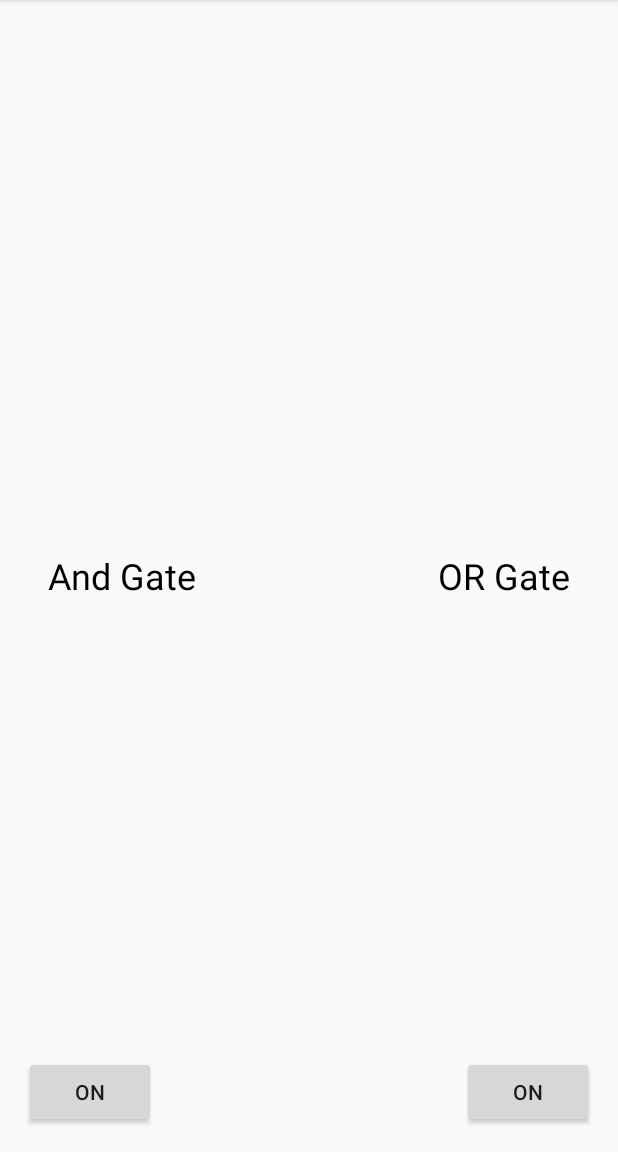
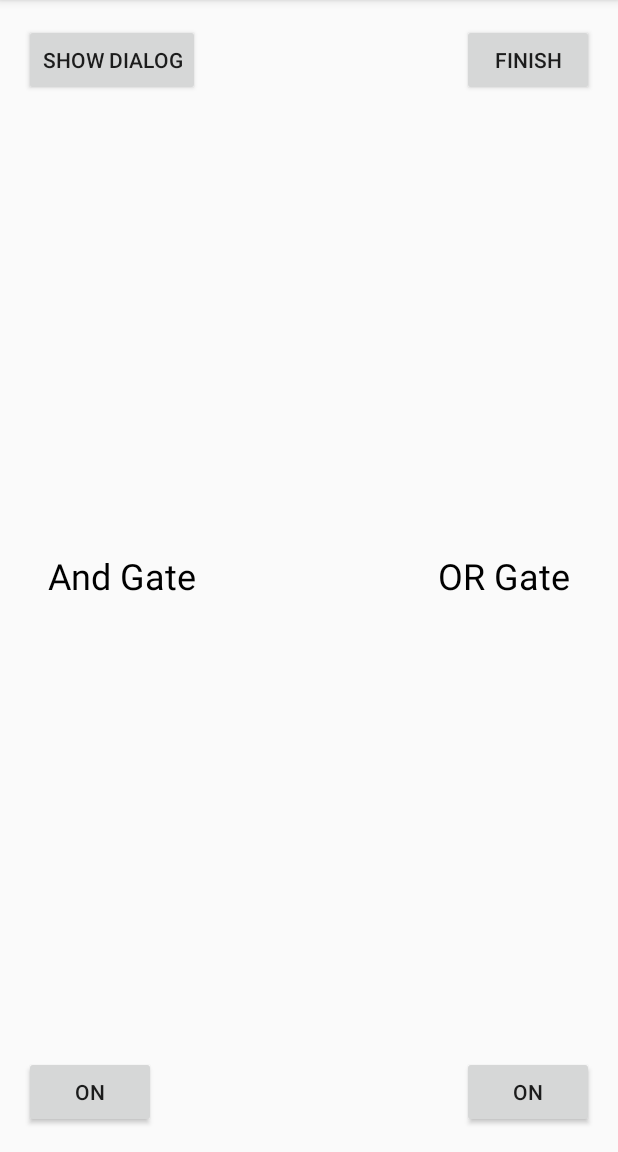
Before and after one commit to GC-Xi/MediatorLiveData-Example, an Android app: the screen it shows after launch (MainActivity), on a phone screen of 412 x 824 dp, the part 84-1236 px from its top. Run offline under Robolectric (Android 15) with nearby library versions, the phone set to English and light mode, and no system bars.

Commit message:
Add navigation

```diff
--- a/app/src/main/java/com/xi_zz/livedataexample/MainActivity.kt
+++ b/app/src/main/java/com/xi_zz/livedataexample/MainActivity.kt
@@ -1,14 +1,17 @@
 package com.xi_zz.livedataexample
 
 import android.os.Bundle
+import androidx.appcompat.app.AlertDialog
 import androidx.appcompat.app.AppCompatActivity
 import androidx.core.view.isVisible
 import androidx.lifecycle.Observer
 import androidx.lifecycle.ViewModelProvider
 import kotlinx.android.synthetic.main.activity_main.andGateText
+import kotlinx.android.synthetic.main.activity_main.finishButton
 import kotlinx.android.synthetic.main.activity_main.gateOneButton
 import kotlinx.android.synthetic.main.activity_main.gateTwoButton
 import kotlinx.android.synthetic.main.activity_main.orGateText
+import kotlinx.android.synthetic.main.activity_main.showDialogButton
 
 class MainActivity : AppCompatActivity() {
 
@@ -25,6 +28,18 @@ class MainActivity : AppCompatActivity() {
 
         gateOneButton.setOnClickListener { viewModel.taggleGateOne() }
         gateTwoButton.setOnClickListener { viewModel.taggleGateTwo() }
+
+        // Navigation
+        viewModel.showDialog.observe(this, Observer {
+            AlertDialog.Builder(this).apply {
+                setTitle("Hello")
+                setMessage("How are you?")
+            }.show()
+        })
+        viewModel.finish.observe(this, Observer { finish() })
+
+        showDialogButton.setOnClickListener { viewModel.showDialog() }
+        finishButton.setOnClickListener { viewModel.finish() }
     }
 
 
--- a/app/src/main/java/com/xi_zz/livedataexample/MainViewModel.kt
+++ b/app/src/main/java/com/xi_zz/livedataexample/MainViewModel.kt
@@ -6,7 +6,7 @@ import androidx.lifecycle.ViewModel
 
 class MainViewModel : ViewModel() {
 
-
+    // Interaction with combining LiveData
     private val _gateOneState = MutableLiveData(true)
     private val _gateTwoState = MutableLiveData(true)
 
@@ -23,4 +23,20 @@ class MainViewModel : ViewModel() {
     fun taggleGateTwo() {
         _gateTwoState.value = _gateTwoState.value != true
     }
+
+    // Navigation
+    private val _showDialog = MutableLiveData<Unit>()
+    private val _finish = MutableLiveData<Unit>()
+
+    val showDialog: LiveData<Unit> = _showDialog
+    val finish: LiveData<Unit> = _finish
+
+    fun showDialog() {
+        _showDialog.value = Unit
+    }
+
+    fun finish() {
+        _finish.value = Unit
+    }
+
 }
--- a/app/src/main/res/layout/activity_main.xml
+++ b/app/src/main/res/layout/activity_main.xml
@@ -31,6 +31,28 @@
         android:textSize="24dp"
         />
 
+
+    <Button
+        android:id="@+id/showDialogButton"
+        android:layout_width="wrap_content"
+        android:layout_height="wrap_content"
+        android:layout_alignParentTop="true"
+        android:layout_margin="16dp"
+        android:text="Show Dialog"
+        />
+
+
+    <Button
+        android:id="@+id/finishButton"
+        android:layout_width="wrap_content"
+        android:layout_height="wrap_content"
+        android:layout_alignParentTop="true"
+        android:layout_alignParentRight="true"
+        android:layout_margin="16dp"
+        android:text="Finish"
+        />
+
+
     <Button
         android:id="@+id/gateOneButton"
         android:layout_width="wrap_content"
```
